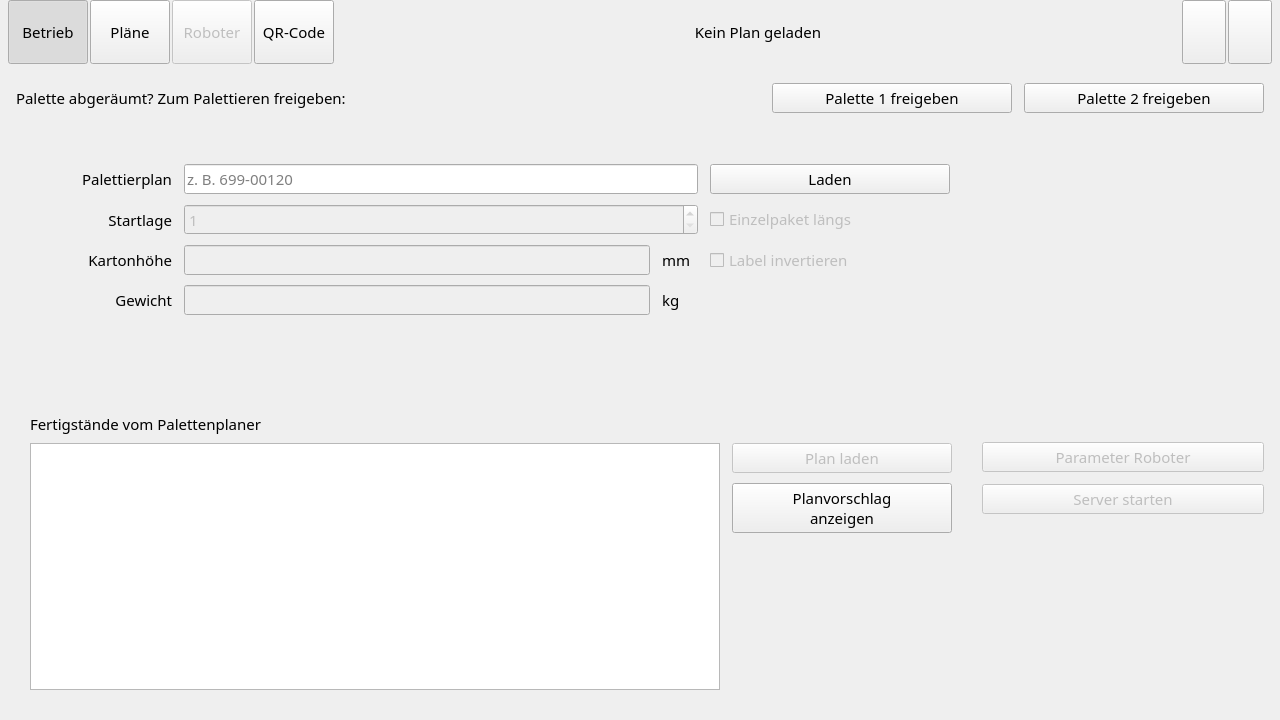
Above: ui/MainWindow.ui from Snupai/MultipackParser before the change. Below: the same form after it.
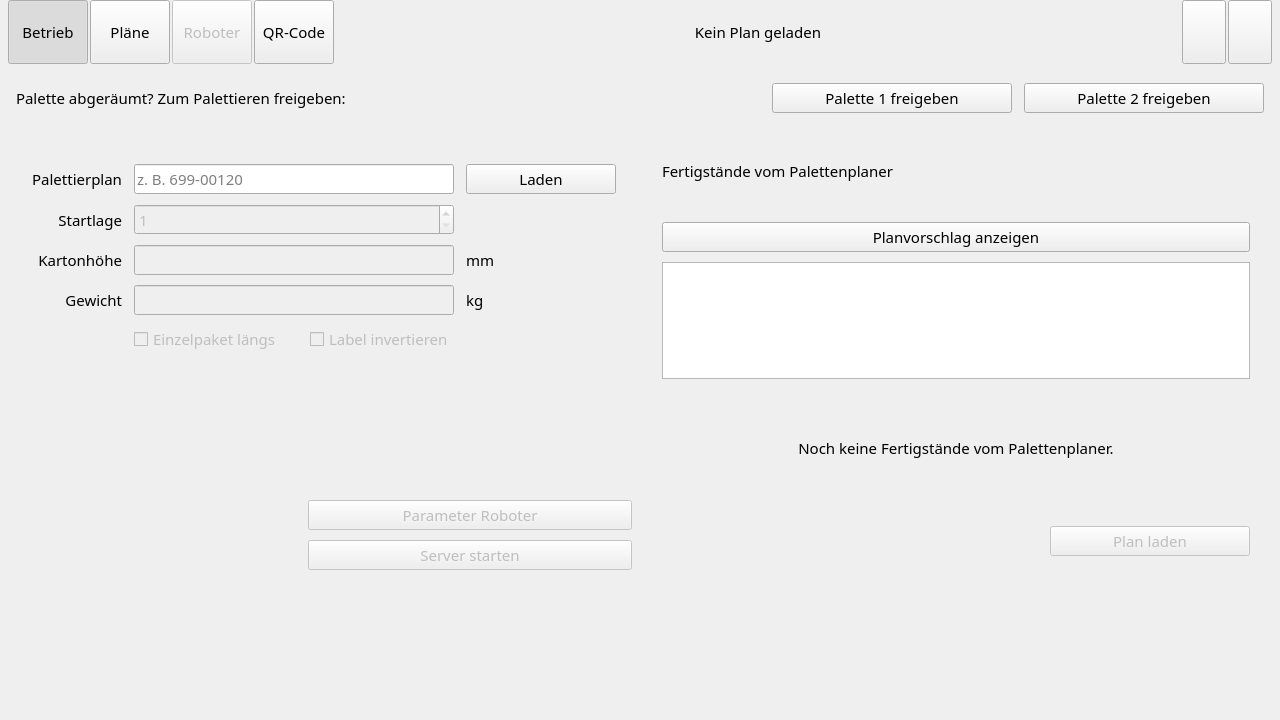
That is the form after the change. Icons and pictures are not drawn. Custom widgets are drawn as their Qt base class.

Commit message: feat: show the Fertigstände as a card list that fills the right half of Betrieb

The edit to the form file:
```diff
--- a/ui/MainWindow.ui
+++ b/ui/MainWindow.ui
@@ -326,10 +326,13 @@
       <number>0</number>
      </property>
      <widget class="QWidget" name="MainMenu">
-      <layout class="QHBoxLayout" name="mainMenuLayout" stretch="1,0">
-       <property name="spacing">
+      <layout class="QGridLayout" name="mainMenuLayout" columnstretch="1,1" rowstretch="0,0,1">
+       <property name="horizontalSpacing">
         <number>16</number>
        </property>
+       <property name="verticalSpacing">
+        <number>12</number>
+       </property>
        <property name="leftMargin">
         <number>16</number>
        </property>
@@ -342,29 +345,12 @@
        <property name="bottomMargin">
         <number>16</number>
        </property>
-       <item>
-        <layout class="QVBoxLayout" name="mainLeftLayout" stretch="0,0,1,0">
-         <property name="spacing">
-          <number>10</number>
-         </property>
-         <property name="leftMargin">
-          <number>0</number>
-         </property>
-         <property name="topMargin">
-          <number>0</number>
-         </property>
-         <property name="rightMargin">
-          <number>0</number>
-         </property>
-         <property name="bottomMargin">
-          <number>0</number>
-         </property>
-         <item>
+       <item row="0" column="0">
           <widget class="QFrame" name="planCard">
            <property name="card" stdset="0">
             <bool>true</bool>
            </property>
-           <layout class="QGridLayout" name="planCardLayout" columnstretch="0,1,0,0" columnminimumwidth="140,0,36,240">
+         <layout class="QGridLayout" name="planCardLayout" columnstretch="0,1,0">
             <property name="horizontalSpacing">
              <number>12</number>
             </property>
@@ -396,7 +382,7 @@
               </property>
              </widget>
             </item>
-            <item row="0" column="1" colspan="2">
+          <item row="0" column="1">
              <widget class="QLineEdit" name="EingabePallettenplan">
               <property name="scale" stdset="0">
                <string>medium</string>
@@ -409,11 +395,17 @@
               </property>
              </widget>
             </item>
-            <item row="0" column="3">
+          <item row="0" column="2">
              <widget class="QPushButton" name="LadePallettenplan">
               <property name="text">
                <string>Laden</string>
               </property>
+            <property name="minimumSize">
+             <size>
+              <width>150</width>
+              <height>0</height>
+             </size>
+            </property>
               <property name="toolTip">
                <string>Palettierplan laden</string>
               </property>
@@ -435,7 +427,7 @@
               </property>
              </widget>
             </item>
-            <item row="1" column="1" colspan="2">
+          <item row="1" column="1">
              <widget class="QSpinBox" name="EingabeStartlage">
               <property name="enabled">
                <bool>false</bool>
@@ -451,16 +443,6 @@
               </property>
              </widget>
             </item>
-            <item row="1" column="3">
-             <widget class="QCheckBox" name="checkBoxEinzelpaket">
-              <property name="enabled">
-               <bool>false</bool>
-              </property>
-              <property name="text">
-               <string>Einzelpaket längs</string>
-              </property>
-             </widget>
-            </item>
             <item row="2" column="0">
              <widget class="QLabel" name="label_Kartonhoehe">
               <property name="text">
@@ -497,16 +479,6 @@
               </property>
              </widget>
             </item>
-            <item row="2" column="3">
-             <widget class="QCheckBox" name="checkBoxLabelInvert">
-              <property name="enabled">
-               <bool>false</bool>
-              </property>
-              <property name="text">
-               <string>Label invertieren</string>
-              </property>
-             </widget>
-            </item>
             <item row="3" column="0">
              <widget class="QLabel" name="label_Gewicht">
               <property name="text">
@@ -543,226 +515,70 @@
               </property>
              </widget>
             </item>
-           </layout>
+          <item row="4" column="1" colspan="2">
+           <layout class="QHBoxLayout" name="planOptionsLayout">
+            <property name="spacing">
+             <number>28</number>
+            </property>
+            <property name="leftMargin">
+             <number>0</number>
+            </property>
+            <property name="topMargin">
+             <number>0</number>
+            </property>
+            <property name="rightMargin">
+             <number>0</number>
+            </property>
+            <property name="bottomMargin">
+             <number>0</number>
+            </property>
+            <item>
+             <widget class="QCheckBox" name="checkBoxEinzelpaket">
+              <property name="enabled">
+               <bool>false</bool>
+              </property>
+              <property name="text">
+               <string>Einzelpaket längs</string>
+              </property>
           </widget>
          </item>
          <item>
-          <widget class="QLabel" name="label_GewichtInfo">
+             <widget class="QCheckBox" name="checkBoxLabelInvert">
+              <property name="enabled">
+               <bool>false</bool>
+              </property>
            <property name="text">
-            <string />
-           </property>
-           <property name="minimumSize">
+               <string>Label invertieren</string>
+              </property>
+             </widget>
+            </item>
+            <item>
+             <spacer name="planOptionsSpacer">
+              <property name="orientation">
+               <enum>Qt::Horizontal</enum>
+              </property>
+              <property name="sizeHint" stdset="0">
             <size>
-             <width>0</width>
-             <height>52</height>
-            </size>
-           </property>
+                <width>20</width>
+                <height>20</height>
+               </size>
+              </property>
+             </spacer>
+            </item>
+           </layout>
+          </item>
+         </layout>
+        </widget>
+       </item>
+       <item row="1" column="0">
+        <widget class="multipack::ui::RigidFrame" name="machineBlock">
            <property name="maximumSize">
             <size>
              <width>16777215</width>
-             <height>52</height>
-            </size>
-           </property>
-           <property name="sizePolicy">
-            <sizepolicy hsizetype="Ignored" vsizetype="Fixed">
-             <horstretch>0</horstretch>
-             <verstretch>0</verstretch>
-            </sizepolicy>
-           </property>
-           <property name="wordWrap">
-            <bool>true</bool>
-           </property>
-          </widget>
-         </item>
-         <item>
-          <widget class="QFrame" name="plannerPanel">
-           <property name="card" stdset="0">
-            <bool>true</bool>
-           </property>
-           <layout class="QVBoxLayout" name="plannerPanelLayout" stretch="0,1">
-            <property name="spacing">
-             <number>8</number>
-            </property>
-            <property name="leftMargin">
-             <number>14</number>
-            </property>
-            <property name="topMargin">
-             <number>10</number>
-            </property>
-            <property name="rightMargin">
-             <number>14</number>
-            </property>
-            <property name="bottomMargin">
-             <number>14</number>
-            </property>
-            <item>
-             <layout class="QHBoxLayout" name="plannerHeaderLayout" stretch="0,1,0">
-              <property name="spacing">
-               <number>12</number>
-              </property>
-              <property name="leftMargin">
-               <number>0</number>
-              </property>
-              <property name="topMargin">
-               <number>0</number>
-              </property>
-              <property name="rightMargin">
-               <number>0</number>
-              </property>
-              <property name="bottomMargin">
-               <number>0</number>
-              </property>
-              <item>
-               <widget class="QLabel" name="plannerTitleLabel">
-                <property name="text">
-                 <string>Fertigstände vom Palettenplaner</string>
-                </property>
-                <property name="role" stdset="0">
-                 <string>heading</string>
-                </property>
-               </widget>
-              </item>
-              <item>
-               <widget class="multipack::ui::ElidedLabel" name="plannerHintLabel">
-                <property name="text">
-                 <string />
-                </property>
-                <property name="alignment">
-                 <set>Qt::AlignCenter</set>
-                </property>
-                <property name="sizePolicy">
-                 <sizepolicy hsizetype="Ignored" vsizetype="Preferred">
-                  <horstretch>0</horstretch>
-                  <verstretch>0</verstretch>
-                 </sizepolicy>
-                </property>
-               </widget>
-              </item>
-              <item>
-               <widget class="QLabel" name="plannerStateLabel">
-                <property name="text">
-                 <string />
-                </property>
-                <property name="alignment">
-                 <set>Qt::AlignRight|Qt::AlignTrailing|Qt::AlignVCenter</set>
-                </property>
-               </widget>
-              </item>
-             </layout>
-            </item>
-            <item>
-             <layout class="QHBoxLayout" name="plannerBodyLayout" stretch="1,0">
-              <property name="spacing">
-               <number>12</number>
-              </property>
-              <property name="leftMargin">
-               <number>0</number>
-              </property>
-              <property name="topMargin">
-               <number>0</number>
-              </property>
-              <property name="rightMargin">
-               <number>0</number>
-              </property>
-              <property name="bottomMargin">
-               <number>0</number>
-              </property>
-              <item>
-               <widget class="QListWidget" name="plannerFinalsList" />
-              </item>
-              <item>
-               <layout class="QVBoxLayout" name="plannerButtonLayout">
-                <property name="spacing">
-                 <number>10</number>
-                </property>
-                <property name="leftMargin">
-                 <number>0</number>
-                </property>
-                <property name="topMargin">
-                 <number>0</number>
-                </property>
-                <property name="rightMargin">
-                 <number>0</number>
-                </property>
-                <property name="bottomMargin">
-                 <number>0</number>
-                </property>
-                <item>
-                 <widget class="QPushButton" name="plannerLoadButton">
-                  <property name="text">
-                   <string>Plan laden</string>
-                  </property>
-                  <property name="enabled">
-                   <bool>false</bool>
-                  </property>
-                  <property name="minimumSize">
-                   <size>
-                    <width>220</width>
-                    <height>0</height>
-                   </size>
-                  </property>
-                  <property name="role" stdset="0">
-                   <string>primary</string>
-                  </property>
-                 </widget>
-                </item>
-                <item>
-                 <widget class="QPushButton" name="plannerProposalButton">
-                  <property name="text">
-                   <string>Planvorschlag
-anzeigen</string>
-                  </property>
-                  <property name="scale" stdset="0">
-                   <string>medium</string>
-                  </property>
-                  <property name="minimumSize">
-                   <size>
-                    <width>220</width>
-                    <height>0</height>
-                   </size>
-                  </property>
-                  <property name="role" stdset="0">
-                   <string>warning</string>
-                  </property>
-                 </widget>
-                </item>
-                <item>
-                 <spacer name="plannerButtonSpacer">
-                  <property name="orientation">
-                   <enum>Qt::Vertical</enum>
-                  </property>
-                  <property name="sizeHint" stdset="0">
-                   <size>
-                    <width>20</width>
-                    <height>20</height>
-                   </size>
-                  </property>
-                 </spacer>
-                </item>
-               </layout>
-              </item>
-             </layout>
-            </item>
-           </layout>
-          </widget>
-         </item>
-         <item>
-          <spacer name="mainLeftSpacer">
-           <property name="orientation">
-            <enum>Qt::Vertical</enum>
-           </property>
-           <property name="sizeHint" stdset="0">
-            <size>
-             <width>20</width>
-             <height>0</height>
-            </size>
-           </property>
-          </spacer>
-         </item>
-        </layout>
-       </item>
-       <item>
-        <layout class="QVBoxLayout" name="mainRightLayout">
+           <height>280</height>
+          </size>
+         </property>
+         <layout class="QHBoxLayout" name="machineBlockLayout" stretch="0,1">
          <property name="spacing">
           <number>12</number>
          </property>
@@ -785,14 +601,14 @@
            </property>
            <property name="minimumSize">
             <size>
-             <width>282</width>
-             <height>282</height>
+              <width>280</width>
+              <height>160</height>
             </size>
            </property>
            <property name="maximumSize">
             <size>
-             <width>282</width>
-             <height>282</height>
+              <width>280</width>
+              <height>280</height>
             </size>
            </property>
            <layout class="QVBoxLayout" name="scannerCardLayout">
@@ -812,28 +628,76 @@
              <number>5</number>
             </property>
             <item>
-             <widget class="QLabel" name="label_7">
-              <property name="minimumSize">
-               <size>
-                <width>270</width>
-                <height>270</height>
-               </size>
-              </property>
-              <property name="maximumSize">
-               <size>
-                <width>270</width>
-                <height>270</height>
-               </size>
-              </property>
+              <widget class="multipack::ui::ScaledImageLabel" name="label_7">
               <property name="text">
                <string />
               </property>
               <property name="pixmap">
                <pixmap resource="MainWindowResources.qrc">:/Szaidel Logo/imgs/szaidel-transparent.png</pixmap>
               </property>
-              <property name="scaledContents">
+               <property name="maximumSize">
+                <size>
+                 <width>270</width>
+                 <height>270</height>
+                </size>
+               </property>
+              </widget>
+             </item>
+            </layout>
+           </widget>
+          </item>
+          <item>
+           <layout class="QVBoxLayout" name="machineActionLayout" stretch="1,0,0">
+            <property name="spacing">
+             <number>10</number>
+            </property>
+            <property name="leftMargin">
+             <number>0</number>
+            </property>
+            <property name="topMargin">
+             <number>0</number>
+            </property>
+            <property name="rightMargin">
+             <number>0</number>
+            </property>
+            <property name="bottomMargin">
+             <number>0</number>
+            </property>
+            <item>
+             <widget class="multipack::ui::RigidFrame" name="messageFrame">
+              <layout class="QVBoxLayout" name="messageFrameLayout">
+               <property name="spacing">
+                <number>0</number>
+               </property>
+               <property name="leftMargin">
+                <number>0</number>
+               </property>
+               <property name="topMargin">
+                <number>0</number>
+               </property>
+               <property name="rightMargin">
+                <number>0</number>
+               </property>
+               <property name="bottomMargin">
+                <number>0</number>
+               </property>
+               <item>
+                <widget class="QLabel" name="label_GewichtInfo">
+                 <property name="text">
+                  <string />
+                 </property>
+                 <property name="sizePolicy">
+                  <sizepolicy hsizetype="Ignored" vsizetype="Ignored">
+                   <horstretch>0</horstretch>
+                   <verstretch>0</verstretch>
+                  </sizepolicy>
+                 </property>
+                 <property name="wordWrap">
                <bool>true</bool>
               </property>
+                 <property name="alignment">
+                  <set>Qt::AlignLeading|Qt::AlignLeft|Qt::AlignTop</set>
+                 </property>
              </widget>
             </item>
            </layout>
@@ -850,6 +714,12 @@
            <property name="scale" stdset="0">
             <string>medium</string>
            </property>
+              <property name="maximumSize">
+               <size>
+                <width>420</width>
+                <height>16777215</height>
+               </size>
+              </property>
           </widget>
          </item>
          <item>
@@ -863,15 +733,74 @@
            <property name="scale" stdset="0">
             <string>medium</string>
            </property>
+              <property name="maximumSize">
+               <size>
+                <width>420</width>
+                <height>16777215</height>
+               </size>
+              </property>
            <property name="role" stdset="0">
             <string>primary</string>
            </property>
           </widget>
          </item>
+           </layout>
+          </item>
+         </layout>
+        </widget>
+       </item>
+       <item row="0" column="1" rowspan="2">
+        <widget class="multipack::ui::RigidFrame" name="plannerPanel">
+         <property name="card" stdset="0">
+          <bool>true</bool>
+         </property>
+         <layout class="QVBoxLayout" name="plannerPanelLayout" stretch="0,0,0,1,1,0">
+          <property name="spacing">
+           <number>10</number>
+          </property>
+          <property name="leftMargin">
+           <number>14</number>
+          </property>
+          <property name="topMargin">
+           <number>12</number>
+          </property>
+          <property name="rightMargin">
+           <number>14</number>
+          </property>
+          <property name="bottomMargin">
+           <number>14</number>
+          </property>
          <item>
-          <spacer name="mainRightSpacer">
+           <layout class="QHBoxLayout" name="plannerHeaderLayout">
+            <property name="spacing">
+             <number>12</number>
+            </property>
+            <property name="leftMargin">
+             <number>0</number>
+            </property>
+            <property name="topMargin">
+             <number>0</number>
+            </property>
+            <property name="rightMargin">
+             <number>0</number>
+            </property>
+            <property name="bottomMargin">
+             <number>0</number>
+            </property>
+            <item>
+             <widget class="QLabel" name="plannerTitleLabel">
+              <property name="text">
+               <string>Fertigstände vom Palettenplaner</string>
+              </property>
+              <property name="role" stdset="0">
+               <string>heading</string>
+              </property>
+             </widget>
+            </item>
+            <item>
+             <spacer name="plannerHeaderSpacer">
            <property name="orientation">
-            <enum>Qt::Vertical</enum>
+               <enum>Qt::Horizontal</enum>
            </property>
            <property name="sizeHint" stdset="0">
             <size>
@@ -881,7 +810,134 @@
            </property>
           </spacer>
          </item>
-        </layout>
+            <item>
+             <widget class="QLabel" name="plannerStateLabel">
+              <property name="text">
+               <string />
+              </property>
+              <property name="alignment">
+               <set>Qt::AlignRight|Qt::AlignTrailing|Qt::AlignVCenter</set>
+              </property>
+             </widget>
+            </item>
+           </layout>
+          </item>
+          <item>
+           <widget class="QLabel" name="plannerHintLabel">
+            <property name="text">
+             <string />
+            </property>
+            <property name="wordWrap">
+             <bool>true</bool>
+            </property>
+           </widget>
+          </item>
+          <item>
+           <widget class="QPushButton" name="plannerProposalButton">
+            <property name="text">
+             <string>Planvorschlag anzeigen</string>
+            </property>
+            <property name="scale" stdset="0">
+             <string>medium</string>
+            </property>
+            <property name="role" stdset="0">
+             <string>warning</string>
+            </property>
+           </widget>
+          </item>
+          <item>
+           <widget class="QListWidget" name="plannerFinalsList" />
+          </item>
+          <item>
+           <widget class="QLabel" name="plannerEmptyLabel">
+            <property name="text">
+             <string>Noch keine Fertigstände vom Palettenplaner.</string>
+            </property>
+            <property name="alignment">
+             <set>Qt::AlignCenter</set>
+            </property>
+            <property name="wordWrap">
+             <bool>true</bool>
+            </property>
+            <property name="role" stdset="0">
+             <string>muted</string>
+            </property>
+           </widget>
+          </item>
+          <item>
+           <widget class="QFrame" name="plannerSelectionBar">
+            <layout class="QHBoxLayout" name="plannerSelectionLayout" stretch="1,0">
+             <property name="spacing">
+              <number>12</number>
+             </property>
+             <property name="leftMargin">
+              <number>0</number>
+             </property>
+             <property name="topMargin">
+              <number>10</number>
+             </property>
+             <property name="rightMargin">
+              <number>0</number>
+             </property>
+             <property name="bottomMargin">
+              <number>0</number>
+             </property>
+             <item>
+              <widget class="QLabel" name="plannerSelectionLabel">
+               <property name="text">
+                <string />
+               </property>
+               <property name="wordWrap">
+                <bool>true</bool>
+               </property>
+               <property name="sizePolicy">
+                <sizepolicy hsizetype="Ignored" vsizetype="Preferred">
+                 <horstretch>0</horstretch>
+                 <verstretch>0</verstretch>
+                </sizepolicy>
+               </property>
+              </widget>
+             </item>
+             <item>
+              <widget class="QPushButton" name="plannerLoadButton">
+               <property name="text">
+                <string>Plan laden</string>
+               </property>
+               <property name="scale" stdset="0">
+                <string>medium</string>
+               </property>
+               <property name="enabled">
+                <bool>false</bool>
+               </property>
+               <property name="minimumSize">
+                <size>
+                 <width>200</width>
+                 <height>0</height>
+                </size>
+               </property>
+               <property name="role" stdset="0">
+                <string>primary</string>
+               </property>
+              </widget>
+             </item>
+            </layout>
+           </widget>
+          </item>
+         </layout>
+        </widget>
+       </item>
+       <item row="2" column="0">
+        <spacer name="mainMenuSpacer">
+         <property name="orientation">
+          <enum>Qt::Vertical</enum>
+         </property>
+         <property name="sizeHint" stdset="0">
+          <size>
+           <width>20</width>
+           <height>0</height>
+          </size>
+         </property>
+        </spacer>
        </item>
       </layout>
      </widget>
@@ -3148,6 +3204,17 @@
    <extends>QLabel</extends>
    <header>multipack/ui/ElidedLabel.h</header>
   </customwidget>
+  <customwidget>
+   <class>multipack::ui::RigidFrame</class>
+   <extends>QFrame</extends>
+   <header>multipack/ui/RigidFrame.h</header>
+   <container>1</container>
+  </customwidget>
+  <customwidget>
+   <class>multipack::ui::ScaledImageLabel</class>
+   <extends>QLabel</extends>
+   <header>multipack/ui/ScaledImageLabel.h</header>
+  </customwidget>
   <customwidget>
    <class>multipack::ui::QrCodeWidget</class>
    <extends>QWidget</extends>
```
Left out of the diff: 3 changed lines with no effect on the pictures. Lines whose indentation alone changed are shown as unchanged. The commit also changes 25 other files.
